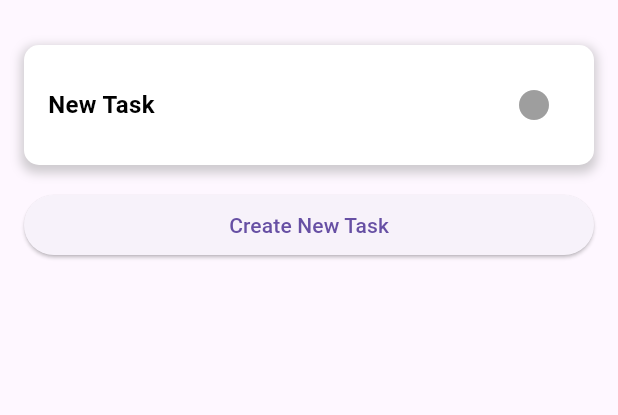
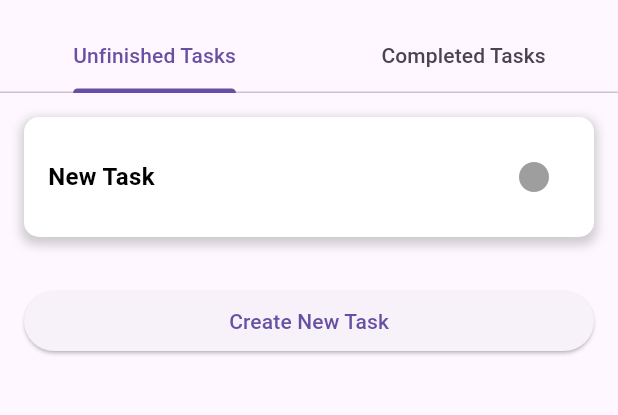
Before and after one commit to Arthurdotself/Flutter-pharmacy-management-system, a Flutter app: the TasksPage screen opened directly, after a tap on "Create New Task", on a phone screen of 412 x 824 dp, the part 63-478 px from its top. Run offline on Flutter 3.47's test engine with Material 3 defaults, Android fonts, the phone set to English and light mode, and no system bars; our stand-ins replace awesome_dialog, charts_flutter, cloud_firestore, firebase_auth, firebase_core, firebase_storage and 5 more; missing offline and left inert: flutter_barcode_scanner; accounts and stored records are empty; network calls fail.

Commit message:
tasks fix and adjustment for the UI

```diff
--- a/lib/main.dart
+++ b/lib/main.dart
@@ -5,6 +5,7 @@ import 'package:provider/provider.dart';
 import 'package:tugas1_login/backend/user_provider.dart'; // Import your UserProvider class
 import 'firebase_options.dart';
 import 'package:tugas1_login/pages/login.dart';
+import 'package:tugas1_login/pages/dashboard.dart';
 
 void main() async {
   WidgetsFlutterBinding.ensureInitialized();
@@ -32,7 +33,7 @@ class MyApp extends StatelessWidget {
             String? userId = userProvider.userId;
             String? pharmacyId = userProvider.PharmacyId;
             if (userId != null && userId.isNotEmpty) {
-              return Dashbord(userId: userId , PharmacyId: pharmacyId,);
+              return DashboardPage(userId: userId , PharmacyId: pharmacyId,);
             } else {
               return const Login();
             }
--- a/lib/pages/dashboard.dart
+++ b/lib/pages/dashboard.dart
@@ -154,7 +154,15 @@ class _DashboardPageState extends State<DashboardPage> {
                           color: Colors.blue.shade50,
                           iconColor: Colors.blue.shade800,
                           onTap: () {
-                            // Add functionality for the Medicines container
+                            UserProvider userProvider = Provider.of<UserProvider>(context, listen: false);
+                            String userId = userProvider.userId;
+                            Navigator.pop(context);
+                            Navigator.push(
+                              context,
+                              MaterialPageRoute(
+                                builder: (context) => Inventory(userEmail: userId, pharmacyId: 'KYFUz7GO7IHV8tsLAYGF' ),
+                              ),
+                            );
                           },
                         );
                       }
--- a/lib/pages/tasks.dart
+++ b/lib/pages/tasks.dart
@@ -1,18 +1,69 @@
 import 'package:cloud_firestore/cloud_firestore.dart';
+import 'package:flutter/foundation.dart';
 import 'package:flutter/material.dart';
 import 'package:provider/provider.dart';
 
 import '../backend/user_provider.dart';
 
-class TasksPage extends StatelessWidget {
+class TasksPage extends StatefulWidget {
+  const TasksPage({Key? key}) : super(key: key);
+
+  @override
+  _TasksPageState createState() => _TasksPageState();
+}
+
+class _TasksPageState extends State<TasksPage> with SingleTickerProviderStateMixin {
+  late TabController _tabController;
+
+  @override
+  void initState() {
+    super.initState();
+    _tabController = TabController(length: 2, vsync: this);
+    _tabController.addListener(_tabChanged);
+  }
+
+  @override
+  void dispose() {
+    _tabController.dispose();
+    super.dispose();
+  }
+
+  void _tabChanged() {
+    setState(() {});
+  }
+
   @override
   Widget build(BuildContext context) {
     return Scaffold(
       appBar: AppBar(
-        title: Text('Tasks'),
+        title: const Text('Tasks'),
+        bottom: TabBar(
+          controller: _tabController,
+          tabs: const [
+            Tab(text: 'Unfinished Tasks'),
+            Tab(text: 'Completed Tasks'),
+          ],
         ),
-      body: Padding(
-        padding: EdgeInsets.all(16.0),
+      ),
+      body: TabBarView(
+        controller: _tabController,
+        children: const [
+          UnfinishedTasksPage(),
+          CompletedTasksPage(),
+        ],
+      ),
+    );
+  }
+}
+
+
+class UnfinishedTasksPage extends StatelessWidget {
+  const UnfinishedTasksPage({Key? key}) : super(key: key);
+
+  @override
+  Widget build(BuildContext context) {
+    return Padding(
+      padding: const EdgeInsets.all(16.0),
       child: Column(
         crossAxisAlignment: CrossAxisAlignment.stretch,
         children: [
@@ -20,17 +71,20 @@ class TasksPage extends StatelessWidget {
             stream: _getTasksStream(context),
             builder: (context, AsyncSnapshot<QuerySnapshot> snapshot) {
               if (snapshot.connectionState == ConnectionState.waiting) {
-                  return CircularProgressIndicator();
+                return const CircularProgressIndicator();
               } else if (snapshot.hasError) {
                 return Text('Error: ${snapshot.error}');
               } else {
-                  List<TaskItem> taskItems = snapshot.data!.docs.map((doc) {
+                List<Widget> taskItems = snapshot.data!.docs.map((doc) {
                   Map<String, dynamic> data = doc.data() as Map<String, dynamic>;
-                    return TaskItem(
+                  return Padding(
+                    padding: const EdgeInsets.only(bottom: 16.0),
+                    child: TaskItem(
                       task: Task(
                         documentId: doc.id,
                         description: data['description'],
                         isCompleted: data['isCompleted'],
+                      ),
                     ),
                   );
                 }).toList();
@@ -41,15 +95,14 @@ class TasksPage extends StatelessWidget {
               }
             },
           ),
-            SizedBox(height: 16.0),
+          const SizedBox(height: 16.0),
           ElevatedButton(
             onPressed: () {
               createTaskDocument(context);
             },
-              child: Text('Create New Task'),
+            child: const Text('Create New Task'),
           ),
         ],
-        ),
       ),
     );
   }
@@ -57,7 +110,7 @@ class TasksPage extends StatelessWidget {
   Stream<QuerySnapshot> _getTasksStream(BuildContext context) {
     UserProvider userProvider = Provider.of<UserProvider>(context, listen: false);
     String userId = userProvider.userId;
-    return FirebaseFirestore.instance.collection('users').doc(userId).collection('tasks').snapshots();
+    return FirebaseFirestore.instance.collection('users').doc(userId).collection('tasks').where('isCompleted', isEqualTo: false).snapshots();
   }
 
   Future<void> createTaskDocument(BuildContext context) async {
@@ -70,14 +123,28 @@ class TasksPage extends StatelessWidget {
         'isCompleted': false,
         'created_at': DateTime.now(),
       });
+      if (kDebugMode) {
         print('Task document added successfully');
+      }
     } catch (error) {
+      if (kDebugMode) {
         print('Error adding task document: $error');
       }
     }
+  }
+}
 
+class CompletedTasksPage extends StatelessWidget {
+  const CompletedTasksPage({Key? key}) : super(key: key);
 
+  @override
+  Widget build(BuildContext context) {
+    return const Center(
+      child: Text('Completed Tasks Page'),
+    );
   }
+}
+
 class Task {
   final String documentId; // Add this property to store the document ID
   final String description;
@@ -93,12 +160,12 @@ class Task {
 class TaskItem extends StatelessWidget {
   final Task task;
 
-  TaskItem({required this.task});
+  const TaskItem({Key? key, required this.task}) : super(key: key);
 
   @override
   Widget build(BuildContext context) {
     return Container(
-      padding: EdgeInsets.all(16.0),
+      padding: const EdgeInsets.all(16.0),
       decoration: BoxDecoration(
         color: Colors.white,
         borderRadius: BorderRadius.circular(10.0),
@@ -107,7 +174,7 @@ class TaskItem extends StatelessWidget {
             color: Colors.grey.withOpacity(0.5),
             spreadRadius: 2,
             blurRadius: 5,
-            offset: Offset(0, 3),
+            offset: const Offset(0, 3),
           ),
         ],
       ),
@@ -130,7 +197,7 @@ class TaskItem extends StatelessWidget {
               color: task.isCompleted ? Colors.green : Colors.grey,
             ),
             onPressed: () {
-              toggleTaskCompletion(context, task ); // Call function to toggle task completion
+              toggleTaskCompletion(context, task); // Call function to toggle task completion
             },
           ),
         ],
@@ -149,9 +216,13 @@ class TaskItem extends StatelessWidget {
         'isCompleted': !task.isCompleted,
       });
 
+      if (kDebugMode) {
         print('Task completion status updated successfully');
+      }
     } catch (error) {
+      if (kDebugMode) {
         print('Error updating task completion status: $error');
       }
     }
   }
+}
```
Lines whose indentation alone changed are shown as unchanged.
